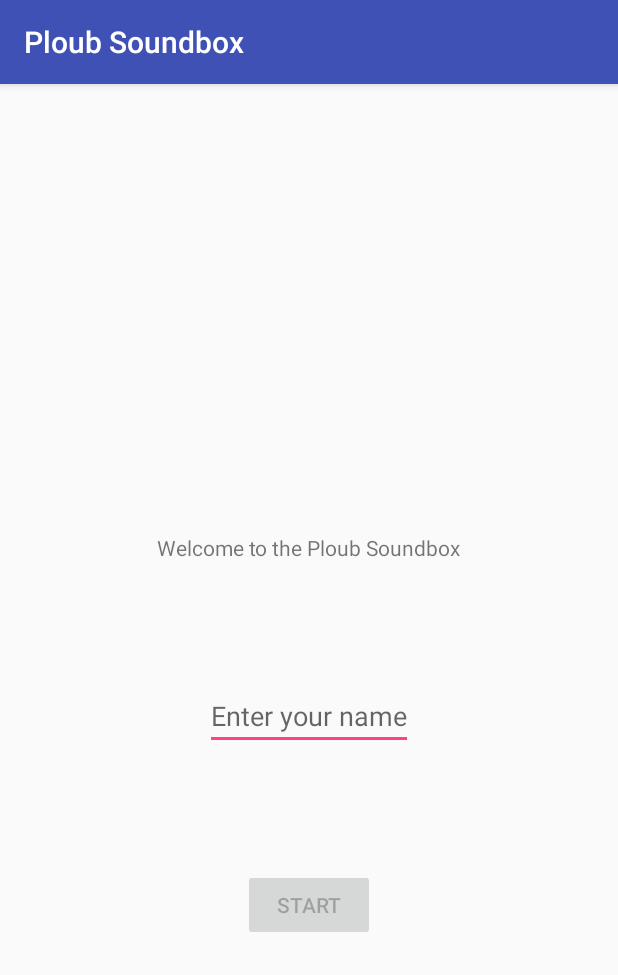
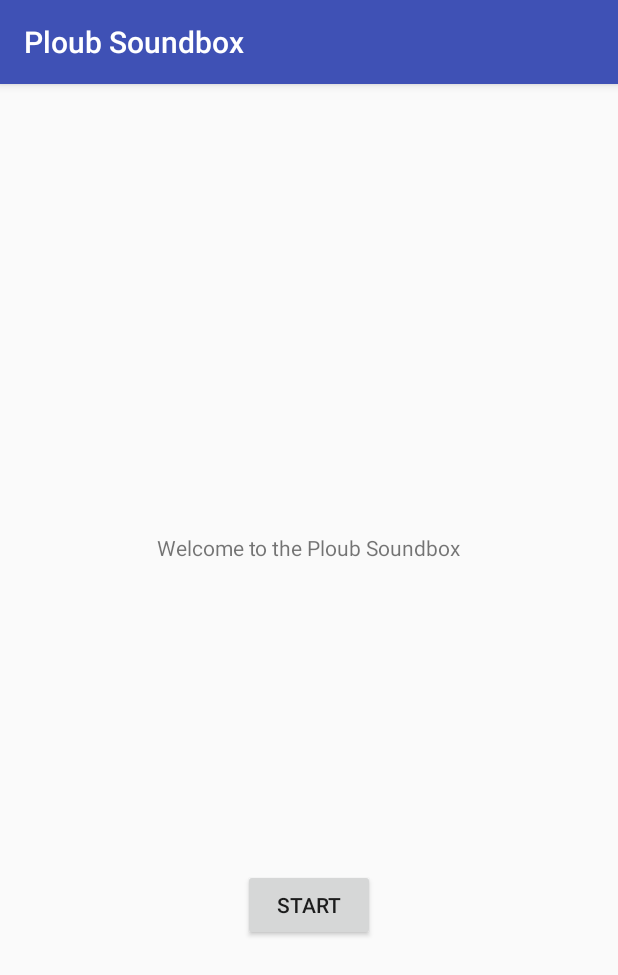
Before and after one commit to benwayne182/ploubsoundbox, an Android app: the screen it shows after launch (MainActivity), on a phone screen of 412 x 824 dp. Shown: the top 975 px of the screen. Run offline under Robolectric (Android 15) with nearby library versions, the phone set to English and light mode, and no system bars.

Commit message:
Retrait de l'input du nom

```diff
--- a/app/src/main/java/com/fdp/benwayne/ploubsoundbox/MainActivity.java
+++ b/app/src/main/java/com/fdp/benwayne/ploubsoundbox/MainActivity.java
@@ -65,12 +65,12 @@ public class MainActivity extends AppCompatActivity {
         super.onCreate(savedInstanceState);
         setContentView(R.layout.activity_main);
         this.textView = this.findViewById(R.id.activityMainTextView);
-        this.editText = this.findViewById(R.id.activityMainEditText);
+//        this.editText = this.findViewById(R.id.activityMainEditText);
         this.startButton = this.findViewById(R.id.activityMainStartButton);
 
-        this.startButton.setEnabled(false);
+        this.startButton.setEnabled(true);
 
-        this.editText.addTextChangedListener(this.textWatcher);
+//        this.editText.addTextChangedListener(this.textWatcher);
         this.startButton.setOnClickListener(this.onClickListener);
     }
 
--- a/app/src/main/res/layout/activity_main.xml
+++ b/app/src/main/res/layout/activity_main.xml
@@ -17,15 +17,15 @@
         app:layout_constraintTop_toTopOf="parent"
         app:layout_constraintVertical_bias="0.40" />
 
-    <EditText
-        android:id="@+id/activityMainEditText"
-        android:layout_width="wrap_content"
-        android:layout_height="wrap_content"
-        android:hint="@string/enterYourName"
-        app:layout_constraintBottom_toTopOf="@+id/activityMainStartButton"
-        app:layout_constraintLeft_toLeftOf="parent"
-        app:layout_constraintRight_toRightOf="parent"
-        app:layout_constraintTop_toBottomOf="@+id/activityMainTextView" />
+    <!--<EditText-->
+        <!--android:id="@+id/activityMainEditText"-->
+        <!--android:layout_width="wrap_content"-->
+        <!--android:layout_height="wrap_content"-->
+        <!--android:hint="@string/enterYourName"-->
+        <!--app:layout_constraintBottom_toTopOf="@+id/activityMainStartButton"-->
+        <!--app:layout_constraintLeft_toLeftOf="parent"-->
+        <!--app:layout_constraintRight_toRightOf="parent"-->
+        <!--app:layout_constraintTop_toBottomOf="@+id/activityMainTextView" />-->
 
     <Button
         android:id="@+id/activityMainStartButton"
```
